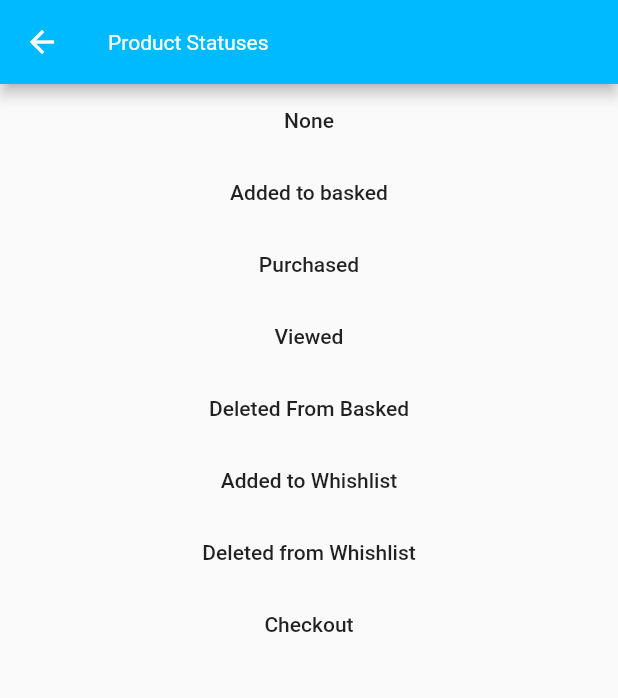
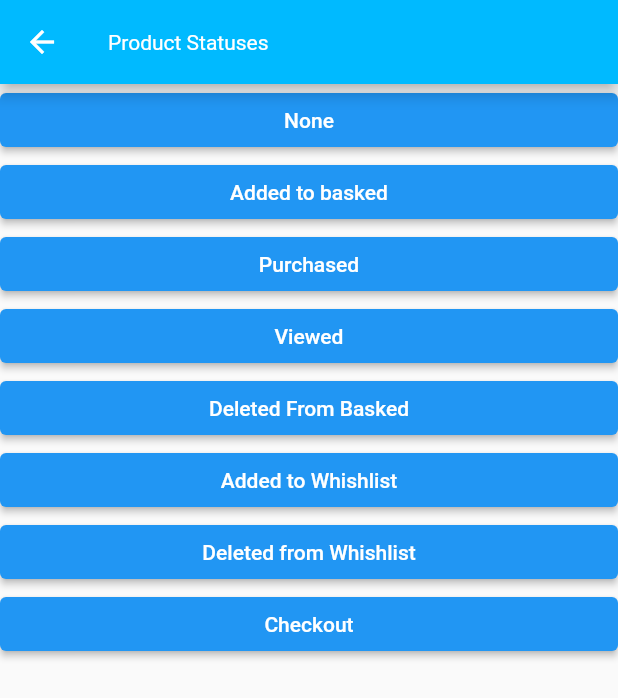
Before and after one commit to mapp-digital/Mapp-Intelligence-Flutter-Tracking, a Flutter app: the ProductStatuses screen opened directly, on a phone screen of 412 x 824 dp. Shown: the top 698 px of the screen. Run offline on Flutter 3.47's test engine with Material 2 defaults, Android fonts, the phone set to English and light mode, and no system bars; our stand-ins replace chewie, video_player; statements that could not run were skipped.

Commit message:
Updated flutter app; updated native dependencies; added new product statuses

```diff
--- a/example/lib/ProductStatuses.dart
+++ b/example/lib/ProductStatuses.dart
@@ -40,49 +40,49 @@ class ProductStatuses extends StatelessWidget {
     ecommerceProperties.products = [product];
 
     final buttons = [
-      MaterialButton(
+      ElevatedButton(
           child: Text("None"),
           onPressed: () {
             ecommerceProperties.status = Status.noneStatus;
             PluginMappintelligence.trackPageWithCustomData(pageViewEvent);
           }),
-      MaterialButton(
+      ElevatedButton(
           child: Text("Added to basked"),
           onPressed: () {
             ecommerceProperties.status = Status.addedToBasket;
             PluginMappintelligence.trackPageWithCustomData(pageViewEvent);
           }),
-      MaterialButton(
+      ElevatedButton(
           child: Text("Purchased"),
           onPressed: () {
             ecommerceProperties.status = Status.purchased;
             PluginMappintelligence.trackPageWithCustomData(pageViewEvent);
           }),
-      MaterialButton(
+      ElevatedButton(
           child: Text("Viewed"),
           onPressed: () {
             ecommerceProperties.status = Status.viewed;
             PluginMappintelligence.trackPageWithCustomData(pageViewEvent);
           }),
-      MaterialButton(
+      ElevatedButton(
           child: Text("Deleted From Basked"),
           onPressed: () {
             ecommerceProperties.status = Status.deletedFromBasket;
             PluginMappintelligence.trackPageWithCustomData(pageViewEvent);
           }),
-      MaterialButton(
+      ElevatedButton(
           child: Text("Added to Whishlist"),
           onPressed: () {
             ecommerceProperties.status = Status.addedToWishlist;
             PluginMappintelligence.trackPageWithCustomData(pageViewEvent);
           }),
-      MaterialButton(
+      ElevatedButton(
           child: Text("Deleted from Whishlist"),
           onPressed: () {
             ecommerceProperties.status = Status.deletedFromWishlist;
             PluginMappintelligence.trackPageWithCustomData(pageViewEvent);
           }),
-      MaterialButton(
+      ElevatedButton(
           child: Text("Checkout"),
           onPressed: () {
             ecommerceProperties.status = Status.checkout;
```
Also changed, not shown: 1 other file.
